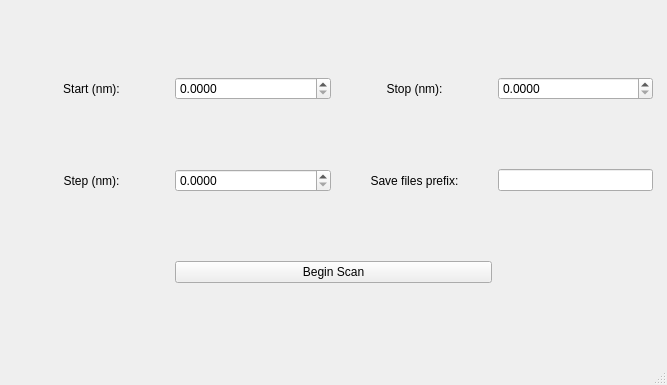
This is runnable/mmc_early_gui.ui in mitbailey/driver_converter as Qt 5 draws it before an edit. The edited form follows.
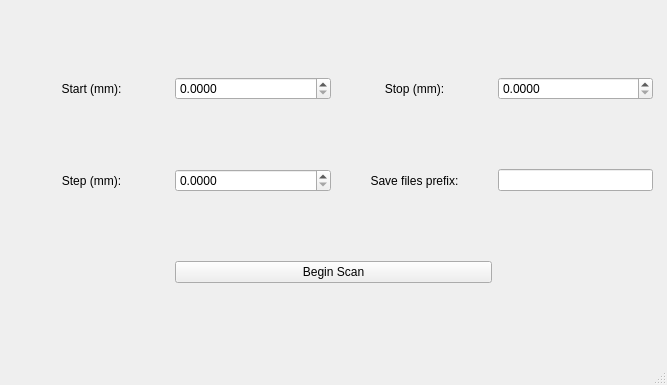
This is the edited form.

Commit message: Mostly done early GUI and scanning functionality.

```diff
--- a/runnable/mmc_early_gui.ui
+++ b/runnable/mmc_early_gui.ui
@@ -38,7 +38,7 @@
       <item row="1" column="0">
        <widget class="QLabel" name="label_3">
         <property name="text">
-         <string>Step (nm):</string>
+         <string>Step (mm):</string>
         </property>
         <property name="alignment">
          <set>Qt::AlignCenter</set>
@@ -71,7 +71,7 @@
       <item row="0" column="2">
        <widget class="QLabel" name="label_2">
         <property name="text">
-         <string>Stop (nm):</string>
+         <string>Stop (mm):</string>
         </property>
         <property name="alignment">
          <set>Qt::AlignCenter</set>
@@ -81,7 +81,7 @@
       <item row="0" column="0">
        <widget class="QLabel" name="label">
         <property name="text">
-         <string>Start (nm):</string>
+         <string>Start (mm):</string>
         </property>
         <property name="alignment">
          <set>Qt::AlignCenter</set>
```
The commit also changes 7 other files.
